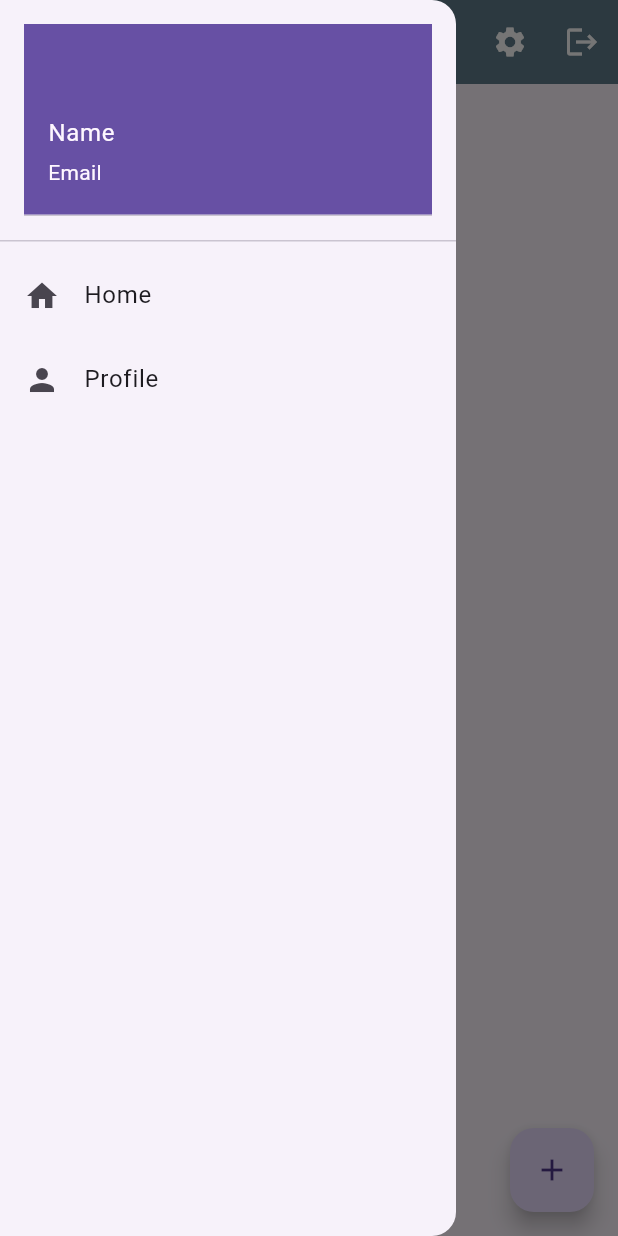
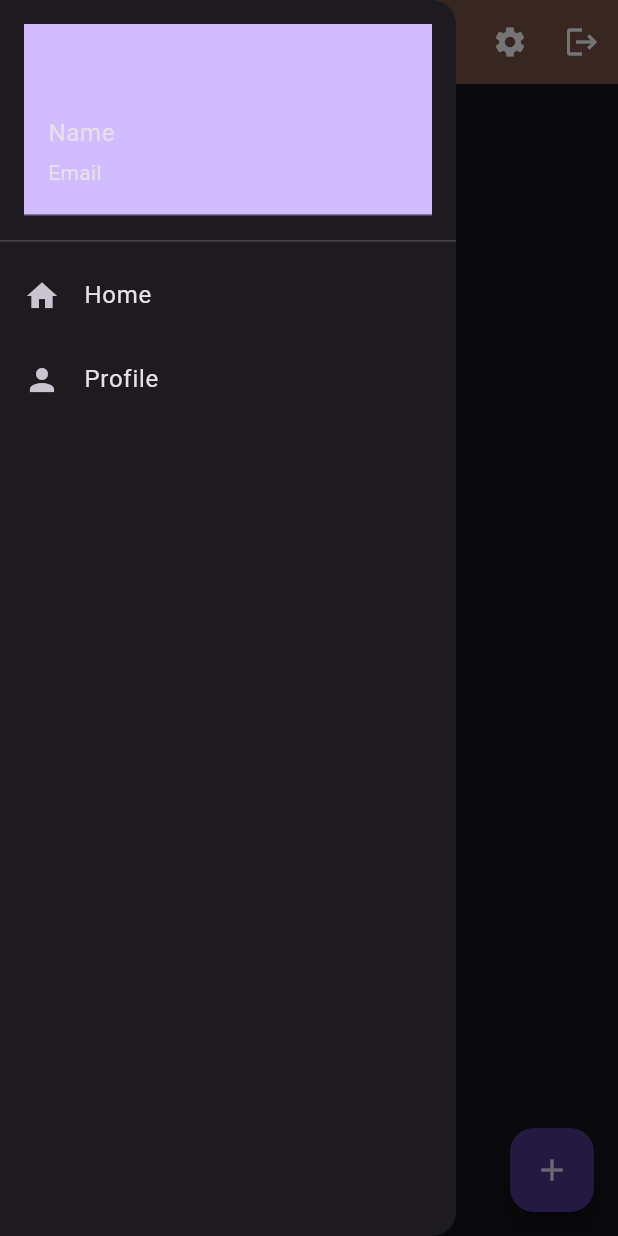
Before and after one commit to shuva032/Assignment-5, a Flutter app: the screen it shows after launch, with the side drawer open, on a phone screen of 412 x 824 dp. Run offline on Flutter 3.47's test engine with Material 3 defaults, Android fonts, the phone set to English and light mode, and no system bars.

Commit message:
flutter app

```diff
--- a/lib/home_page.dart
+++ b/lib/home_page.dart
@@ -8,11 +8,12 @@ class HomePage extends StatelessWidget {
     return Scaffold(
       appBar: AppBar(
         centerTitle: true,
-        backgroundColor: Colors.blueGrey,
+        backgroundColor: Colors.brown,
         foregroundColor: Colors.white,
         // leading: Icon(Icons.home, color: Colors.amber),
         title: Text("HomePage"),
         actions: [
+          IconButton(onPressed: () {}, icon: Icon(Icons.notifications)),
           IconButton(onPressed: () {}, icon: Icon(Icons.settings)),
           IconButton(onPressed: () {}, icon: Icon(Icons.logout)),
         ],
--- a/lib/main.dart
+++ b/lib/main.dart
@@ -12,7 +12,7 @@ class MyApp extends StatelessWidget {
   Widget build(BuildContext context) {
     return MaterialApp(
       debugShowCheckedModeBanner: false,
-      theme: ThemeData.light(),
+      theme: ThemeData.dark(),
       home: HomePage(),
     );
   }
```
